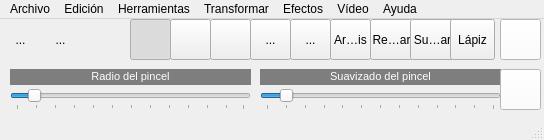
The window that mainwindow.ui (Daniumy/QFotoPaint4) describes before a commit, drawn with Qt 5.
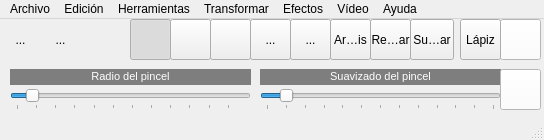
The same window after the commit. Icons and pictures are not drawn.

Commit message: el de suavizar aun a mitad, pre-convertir a color falso

Diff of the .ui file:
```diff
--- a/mainwindow.ui
+++ b/mainwindow.ui
@@ -118,7 +118,7 @@
      </rect>
     </property>
     <property name="minimum">
-     <number>1</number>
+     <number>2</number>
     </property>
     <property name="maximum">
      <number>120</number>
@@ -389,7 +389,7 @@
      <rect>
       <x>370</x>
       <y>0</y>
-      <width>43</width>
+      <width>41</width>
       <height>41</height>
      </rect>
     </property>
@@ -408,7 +408,7 @@
      <rect>
       <x>410</x>
       <y>0</y>
-      <width>45</width>
+      <width>44</width>
       <height>41</height>
      </rect>
     </property>
@@ -425,9 +425,9 @@
    <widget class="QToolButton" name="toolButton_12">
     <property name="geometry">
      <rect>
-      <x>450</x>
+      <x>460</x>
       <y>0</y>
-      <width>45</width>
+      <width>41</width>
       <height>41</height>
      </rect>
     </property>
```
The commit also changes 2 other files.
